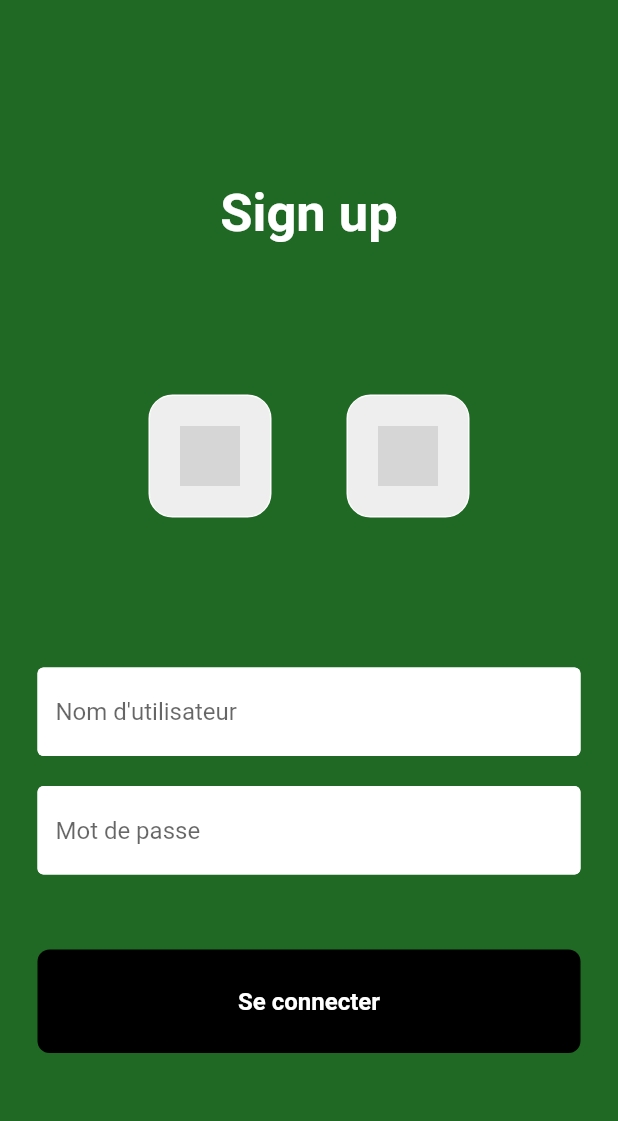
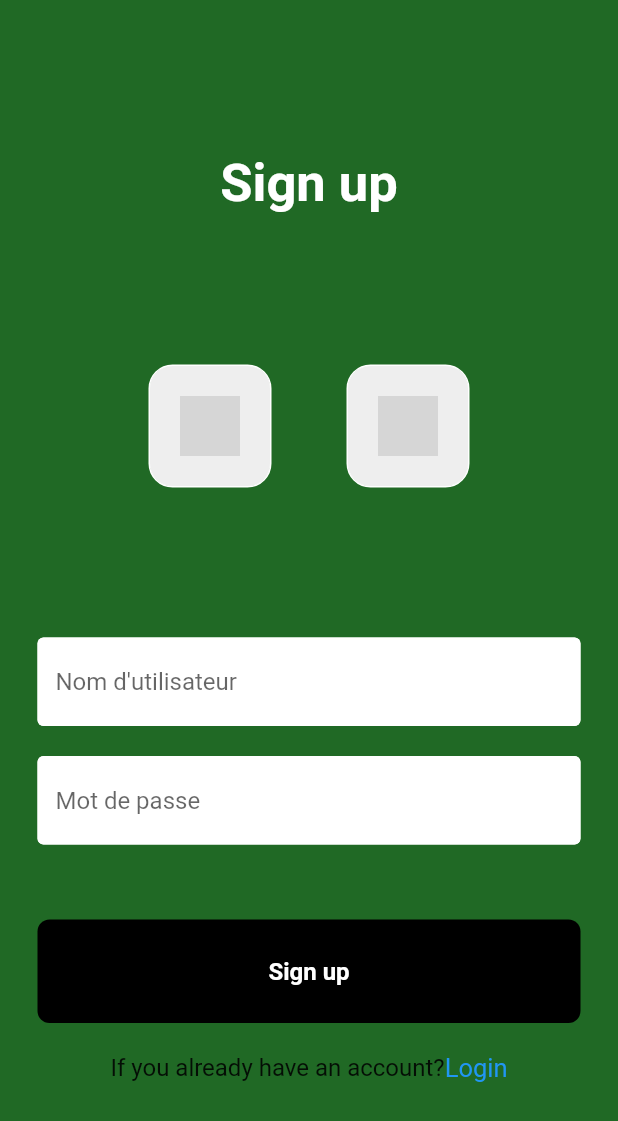
Before and after one commit to Nafi2303/Groupe5-projet-flutter, a Flutter app: the screen it shows after launch, on a phone screen of 412 x 824 dp. Shown: the top 1121 px of the screen. Run offline on Flutter 3.47's test engine with Material 2 defaults, Android fonts, the phone set to English and light mode, and no system bars; our stand-ins replace firebase_auth, firebase_core; accounts and stored records are empty; grey boxes are pictures that could not be loaded.

Commit message:
separation widget

```diff
--- a/lib/page/signup.dart
+++ b/lib/page/signup.dart
@@ -2,6 +2,8 @@
 
 import 'package:flutter/cupertino.dart';
 import 'package:flutter/material.dart';
+
+import '../widgets/boutton.dart';
 
 class Signup extends StatelessWidget {
   const Signup({super.key});
@@ -55,6 +57,25 @@ class Signup extends StatelessWidget {
             buton(
               onTap: connexion,
             ),
+            SizedBox(
+              height: 20,
+            ),
+            Row(
+              mainAxisAlignment: MainAxisAlignment.center,
+              children: [
+                Text(
+                  "If you already have an account?",
+                  style: TextStyle(fontSize: 16),
+                ),
+                Text(
+                  "Login",
+                  style: TextStyle(
+                    color: Colors.blue,
+                    fontSize: 17,
+                  ),
+                )
+              ],
+            )
           ],
         ),
       )),
@@ -62,28 +83,6 @@ class Signup extends StatelessWidget {
   }
 
   connexion() {}
-}
-
-class Bouton extends StatelessWidget {
-  final String imagePath;
-  const Bouton({super.key, required this.imagePath});
-
-  @override
-  Widget build(BuildContext context) {
-    return Container(
-      padding: EdgeInsets.all(20),
-      decoration: BoxDecoration(
-          border: Border.all(
-            color: Colors.white,
-          ),
-          borderRadius: BorderRadius.circular(16),
-          color: Colors.grey[200]),
-      child: Image.asset(
-        imagePath,
-        height: 40,
-      ),
-    );
-  }
 }
 
 class champDeSaisie extends StatelessWidget {
@@ -130,7 +129,7 @@ class buton extends StatelessWidget {
               color: Colors.black, borderRadius: BorderRadius.circular(8)),
           child: Center(
             child: Text(
-              'Se connecter',
+              'Sign up',
               style: TextStyle(
                   color: Colors.white,
                   fontWeight: FontWeight.bold,
--- /dev/null
+++ b/lib/widgets/boutton.dart
@@ -0,0 +1,24 @@
+import 'package:flutter/material.dart';
+
+class Bouton extends StatelessWidget {
+  final String imagePath;
+  const Bouton({super.key, required this.imagePath});
+
+  @override
+  Widget build(BuildContext context) {
+    return Container(
+      // ignore: prefer_const_constructors
+      padding: EdgeInsets.all(20),
+      decoration: BoxDecoration(
+          border: Border.all(
+            color: Colors.white,
+          ),
+          borderRadius: BorderRadius.circular(16),
+          color: Colors.grey[200]),
+      child: Image.asset(
+        imagePath,
+        height: 40,
+      ),
+    );
+  }
+}
```
Also changed, not shown: lib/widgets/bouttonS.dart (added), lib/widgets/champDeSaisie.dart (added).
